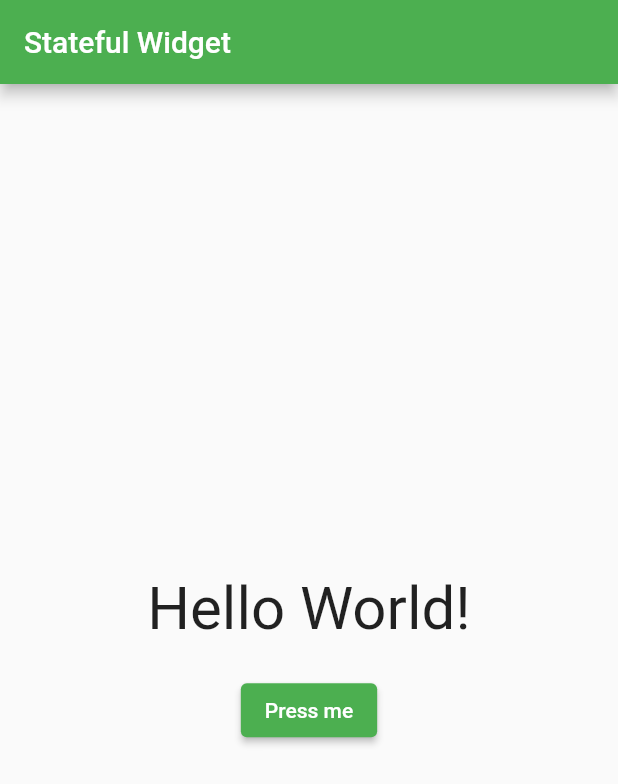
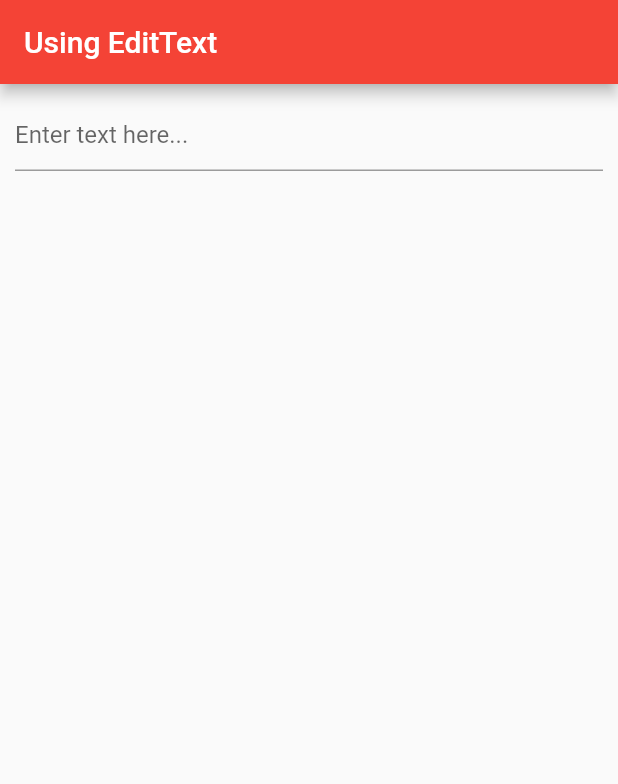
Before and after one commit to Cyantosh0/learn_flutter, a Flutter app: the screen it shows after launch, on a phone screen of 412 x 824 dp. Shown: the top 784 px of the screen. Run offline on Flutter 3.47's test engine with Material 2 defaults, Android fonts, the phone set to English and light mode, and no system bars.

Commit message:
Enter text and display list of submitted texts

```diff
--- a/lib/src/app.dart
+++ b/lib/src/app.dart
@@ -1,12 +1,12 @@
 import 'package:flutter/material.dart';
-import 'widgets/button_widget.dart';
+import 'widgets/enter_text_widget.dart';
 
 class App extends StatelessWidget {
   @override
   Widget build(BuildContext context) {
     return MaterialApp(
       debugShowCheckedModeBanner: false,
-      home: MyButton(),
+      home: MyEditText(),
       theme: ThemeData(
         primarySwatch: Colors.green,
         accentColor: Colors.lightGreenAccent,
--- /dev/null
+++ b/lib/src/widgets/enter_text_widget.dart
@@ -0,0 +1,43 @@
+import 'package:flutter/material.dart';
+
+class MyEditText extends StatefulWidget {
+  @override
+  MyEditTextState createState() => MyEditTextState();
+}
+
+class MyEditTextState extends State<MyEditText> {
+  String results = "";
+
+  final TextEditingController controller = TextEditingController();
+
+  @override
+  Widget build(BuildContext context) {
+    return Scaffold(
+      appBar: AppBar(
+        title: Text("Using EditText"),
+        backgroundColor: Colors.red,
+      ),
+      body: Container(
+        padding: const EdgeInsets.all(10.0),
+        child: Center(
+          child: Column(
+            crossAxisAlignment: CrossAxisAlignment.stretch,
+            children: <Widget>[
+              TextField(
+                decoration: InputDecoration(hintText: "Enter text here..."),
+                onSubmitted: (String str) {
+                  setState(() {
+                    results = results + "\n" + str;
+                    controller.text = "";
+                  });
+                },
+                controller: controller,
+              ),
+              Text(results)
+            ],
+          ),
+        ),
+      ),
+    );
+  }
+}
```
